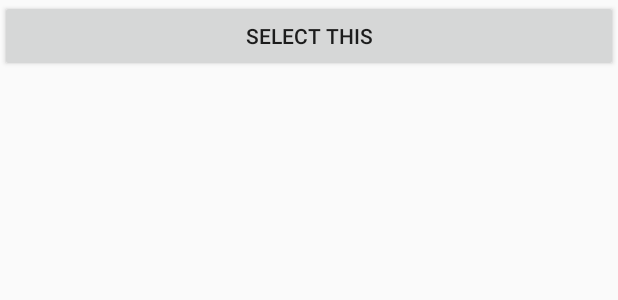
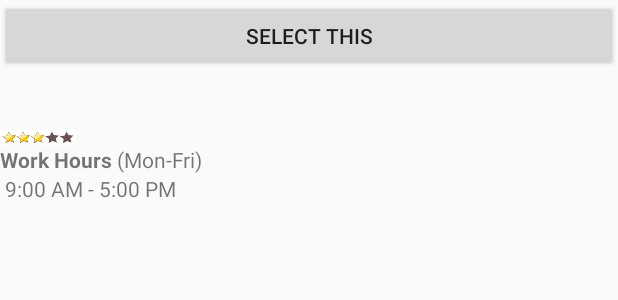
Before and after one commit to cencolca/comp313-team6-doctor-appointment-booking-app, an Android app: the layout infowindowcustom.xml on its own in the app's theme, with its tools: preview values and no code run, on a phone screen of 412 x 824 dp. Shown: the top 300 px of the screen. Run offline under Robolectric (Android 15) with nearby library versions, the phone set to English and light mode, and no system bars.

Commit message:
infoWindow adds ratings & work-hours

```diff
--- a/app/src/main/res/layout/infowindowcustom.xml
+++ b/app/src/main/res/layout/infowindowcustom.xml
@@ -33,6 +33,26 @@
             android:layout_width="wrap_content"
             android:layout_height="wrap_content"
             android:textSize="14sp" />
+
+        <ImageView
+            android:id="@+id/markerRating"
+            android:layout_width="50dp"
+            android:layout_height="10dp"
+            android:scaleType="fitXY"
+            android:src="@drawable/ratings3" />
+
+        <TextView
+            android:id="@+id/markerWorkHrs"
+            android:layout_width="wrap_content"
+            android:layout_height="wrap_content"
+            android:textSize="14sp"
+            android:text="@string/work_hrs_title"/>
+        <TextView
+            android:id="@+id/markerWorkHrsValue"
+            android:layout_width="wrap_content"
+            android:layout_height="wrap_content"
+            android:textSize="14sp"
+            android:text="@string/work_hrs_value"/>
     </LinearLayout>
 
 </LinearLayout>
--- a/app/src/main/res/values/strings.xml
+++ b/app/src/main/res/values/strings.xml
@@ -28,5 +28,7 @@
 
     <string name="dashOpen">Open Dashboard</string>
     <string name="dashClose">Close Dashboard</string>
+    <string name="work_hrs_title"><b>Work Hours</b> (Mon-Fri)</string>
+    <string name="work_hrs_value"> <p>9:00 AM - 5:00 PM</p></string>
 
 </resources>
```
Also changed, not shown: app/src/main/res/drawable/ratings1.JPG (added), app/src/main/res/drawable/ratings2.JPG (added), app/src/main/res/drawable/ratings3.JPG (added), app/src/main/res/drawable/ratings4.JPG (added), app/src/main/res/drawable/ratings5.JPG (added).
